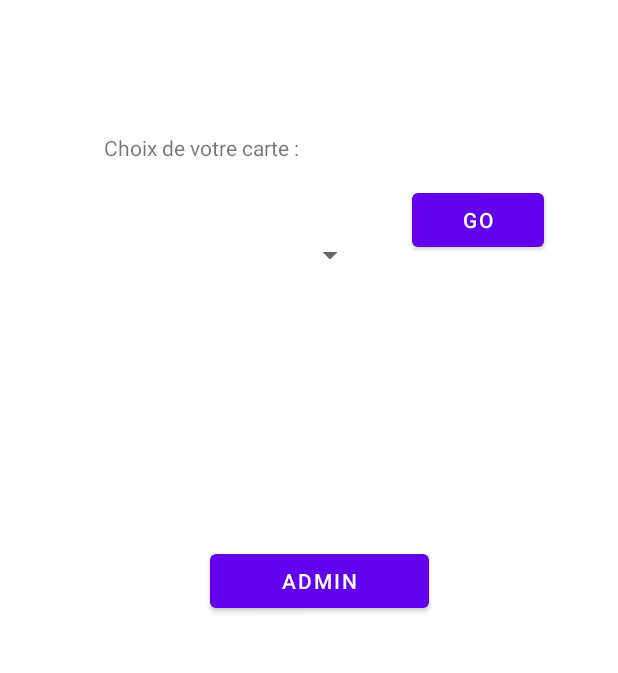
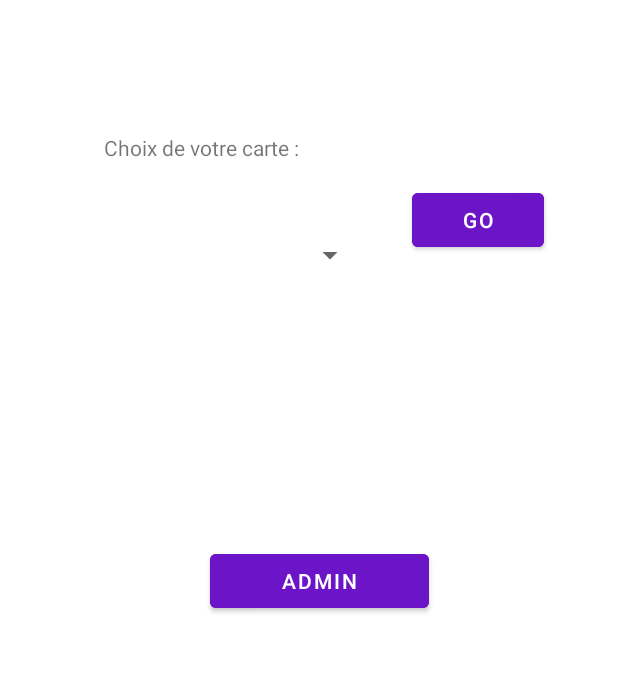
Before and after one commit to Damienvaiton/SAE-S3, an Android app: the screen it shows after launch (MainActivity), on a phone screen of 412 x 824 dp, the part 445-1118 px from its top. Run offline under Robolectric (Android 15) with nearby library versions, the light colour scheme and no system bars; our stand-ins replace Firebase (no records; nobody signed in at launch, a user with empty details on screens opened directly).

Commit message:
Mise des boutons de couleurs 6c14c7 + resolution bug

```diff
--- a/app/build.gradle
+++ b/app/build.gradle
@@ -8,7 +8,7 @@ android {
     compileSdk 33
 
     defaultConfig {
-        applicationId "com.example.pageacceuil"
+        applicationId 'com.example.pageacceuil'
         minSdk 26
         targetSdk 32
         versionCode 1
--- a/app/src/main/java/com/example/pageacceuil/DataAdapter.java
+++ b/app/src/main/java/com/example/pageacceuil/DataAdapter.java
@@ -30,6 +30,7 @@ Context context;
     }
 
 
+    @SuppressLint("SetTextI18n")
     @Override
     public void onBindViewHolder(@NonNull MyViewHolder holder, int position) {
         DecimalFormat a = new DecimalFormat("##.###");
@@ -38,7 +39,7 @@ Context context;
         holder.co2.setText(a.format(listData.recup_data(position).getCO2()) + "%");
         holder.o2.setText(a.format(listData.recup_data(position).getO2()) + "%");
         holder.lux.setText(a.format(listData.recup_data(position).getLight()) + "lux");
-        holder.temps.setText((listData.recup_data(position).getTemps()));
+        holder.temps.setText(listData.recup_data(position).getTemps());
     }
 
     @Override
--- a/app/src/main/res/layout/activity_main.xml
+++ b/app/src/main/res/layout/activity_main.xml
@@ -54,6 +54,7 @@
         android:layout_marginTop="90dp"
         android:layout_marginEnd="57dp"
         android:layout_marginBottom="160dp"
+        android:backgroundTint="#6C14C7"
         android:text="Go"
         app:layout_constraintBottom_toTopOf="@+id/adminbtnmain"
         app:layout_constraintEnd_toEndOf="parent"
@@ -68,6 +69,7 @@
         android:layout_marginTop="50dp"
         android:layout_marginEnd="126dp"
         android:layout_marginBottom="97dp"
+        android:backgroundTint="#6C14C7"
         android:text="Admin"
         app:layout_constraintBottom_toBottomOf="parent"
         app:layout_constraintEnd_toEndOf="parent"
--- a/app/src/main/res/layout/activity_page_setting_admin.xml
+++ b/app/src/main/res/layout/activity_page_setting_admin.xml
@@ -29,6 +29,7 @@
 
         android:layout_marginTop="9dp"
         android:layout_marginEnd="76dp"
+        android:backgroundTint="#6C14C7"
         android:text="Renommer"
         android:textSize="13dp"
         app:layout_constraintEnd_toEndOf="parent"
@@ -42,6 +43,7 @@
         android:layout_marginTop="9dp"
         android:layout_marginEnd="10dp"
         android:layout_marginBottom="153dp"
+        android:backgroundTint="#6c14c7"
         android:text="Supprimer"
         android:textSize="13dp"
         app:layout_constraintBottom_toTopOf="@+id/reiniA"
@@ -82,6 +84,7 @@
         android:layout_marginStart="8dp"
         android:layout_marginEnd="10dp"
         android:layout_marginBottom="2dp"
+        android:backgroundTint="#6c14c7"
         android:text="Réinitiliaser"
         app:layout_constraintBottom_toTopOf="@+id/recyclerViewAdmin"
         app:layout_constraintEnd_toStartOf="@+id/refreshA"
@@ -223,6 +226,7 @@
         android:layout_marginStart="1dp"
         android:layout_marginTop="200dp"
         android:layout_marginBottom="8dp"
+        android:backgroundTint="#6c14c7"
         android:text="ok"
         app:layout_constraintBottom_toTopOf="@+id/recyclerViewAdmin"
         app:layout_constraintEnd_toEndOf="parent"
--- a/app/src/main/res/layout/activity_vue_data.xml
+++ b/app/src/main/res/layout/activity_vue_data.xml
@@ -121,6 +121,7 @@
         android:layout_marginStart="72dp"
         android:layout_marginTop="27dp"
         android:layout_marginEnd="12dp"
+        android:backgroundTint="#6c14c7"
         app:layout_constraintBottom_toTopOf="@+id/button8"
         app:layout_constraintEnd_toStartOf="@+id/switch1"
         app:layout_constraintStart_toStartOf="parent"
@@ -147,6 +148,7 @@
         android:layout_marginStart="72dp"
         android:layout_marginEnd="237dp"
         android:layout_marginBottom="8dp"
+        android:backgroundTint="#6c14c7"
         android:text="Trier"
         app:layout_constraintBottom_toTopOf="@+id/relativeLayout"
         app:layout_constraintEnd_toEndOf="parent"
--- a/app/src/main/res/layout/connectadmin.xml
+++ b/app/src/main/res/layout/connectadmin.xml
@@ -78,6 +78,7 @@
         android:layout_marginTop="46dp"
         android:layout_marginEnd="159dp"
         android:layout_marginBottom="176dp"
+        android:backgroundTint="#6c14c7"
         android:text="Connexion"
         app:layout_constraintBottom_toBottomOf="parent"
         app:layout_constraintEnd_toEndOf="parent"
```
